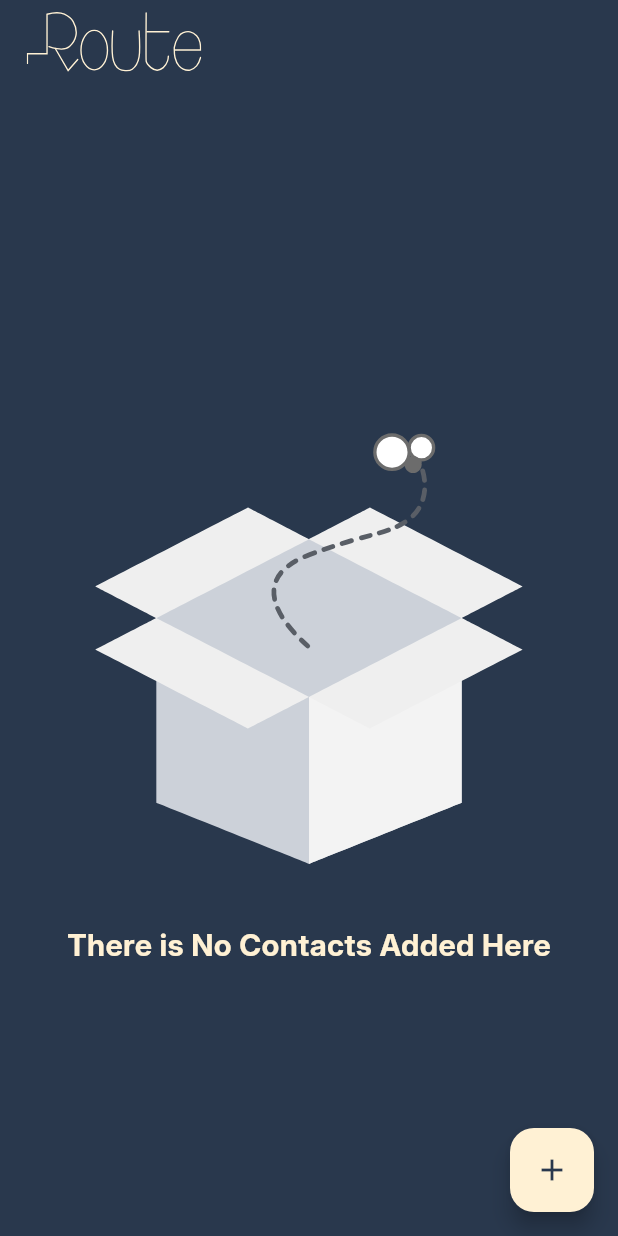
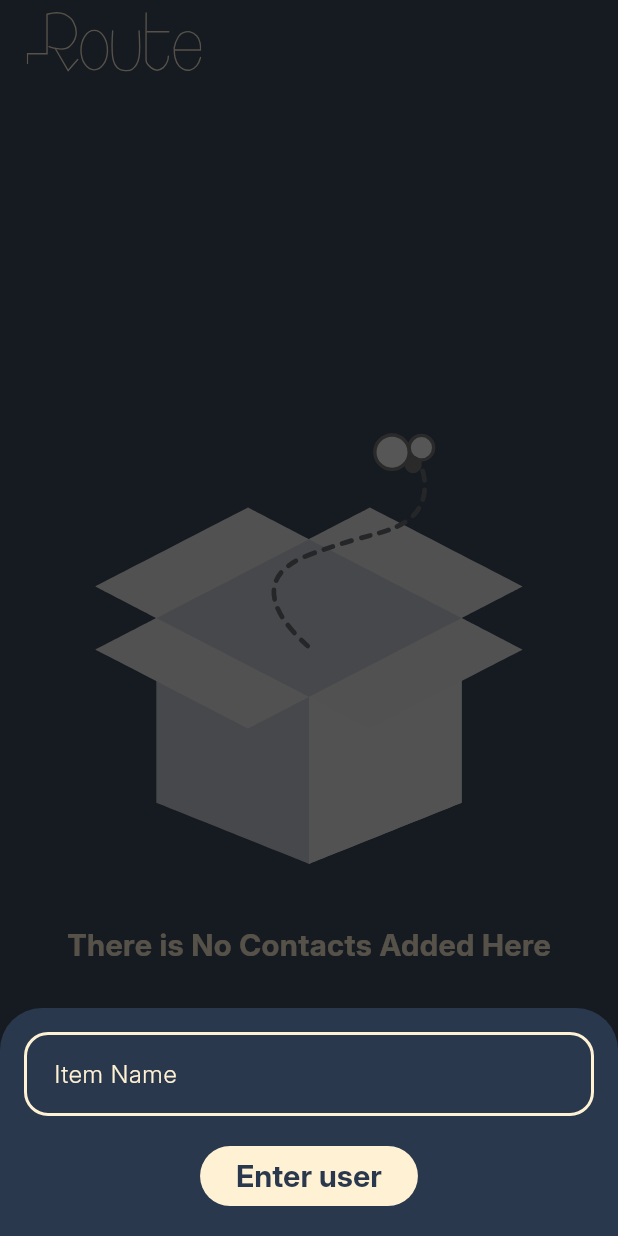
Before and after one commit to yara30999/03_route_contacts_app, a Flutter app: the screen it shows after launch, after a tap on the "add" icon, on a phone screen of 412 x 824 dp. Run offline on Flutter 3.47's test engine with Material 3 defaults, Android fonts, the phone set to English and light mode, and no system bars; drawn by our look-alikes of lottie; our stand-ins replace flutter_svg.

Commit message:
start the bottom sheet design

```diff
--- a/lib/screens/home_screen.dart
+++ b/lib/screens/home_screen.dart
@@ -1,10 +1,24 @@
 import 'package:flutter/material.dart';
 import 'package:flutter_svg/flutter_svg.dart';
 import '../resourses/assets_manager.dart';
+import '../resourses/colors_manager.dart';
+import 'widgets/add_user_bottom_sheet.dart';
 import 'widgets/empty_state.dart';
 
 class HomeScreen extends StatelessWidget {
   const HomeScreen({super.key});
+
+  Future<String?> _addUser(BuildContext context) {
+    return showModalBottomSheet<String>(
+      backgroundColor: ColorsManager.darkBlue,
+      barrierColor: ColorsManager.black.withOpacity(0.7),
+      isScrollControlled: true,
+      context: context,
+      builder: (context) {
+        return const AddUserBottomSheet();
+      },
+    );
+  }
 
   @override
   Widget build(BuildContext context) {
@@ -16,13 +30,15 @@ class HomeScreen extends StatelessWidget {
           child: SvgPicture.asset(SvgAssets.routeIcon),
         ),
       ),
-      body: Padding(
-        padding: const EdgeInsets.all(16.0),
+      body: const Padding(
+        padding: EdgeInsets.all(16.0),
         child: EmptyState(),
       ),
       floatingActionButton: FloatingActionButton(
-        onPressed: () {},
         child: const Icon(Icons.add),
+        onPressed: () async {
+          _addUser(context);
+        },
       ),
     );
   }
--- /dev/null
+++ b/lib/screens/widgets/add_user_bottom_sheet.dart
@@ -0,0 +1,38 @@
+import 'package:flutter/material.dart';
+
+class AddUserBottomSheet extends StatefulWidget {
+  const AddUserBottomSheet({super.key});
+
+  @override
+  State<AddUserBottomSheet> createState() => _AddUserBottomSheetState();
+}
+
+class _AddUserBottomSheetState extends State<AddUserBottomSheet> {
+  final TextEditingController _controller = TextEditingController();
+
+  @override
+  Widget build(BuildContext context) {
+    return Padding(
+      padding: const EdgeInsets.all(16.0),
+      child: Column(
+        mainAxisSize: MainAxisSize.min,
+        children: [
+          TextField(
+            controller: _controller,
+            decoration: const InputDecoration(
+              labelText: "Item Name",
+              border: OutlineInputBorder(),
+            ),
+          ),
+          const SizedBox(height: 16),
+          ElevatedButton(
+            onPressed: () {
+              Navigator.pop(context, _controller.text.trim());
+            },
+            child: const Text("Enter user"),
+          ),
+        ],
+      ),
+    );
+  }
+}
```
